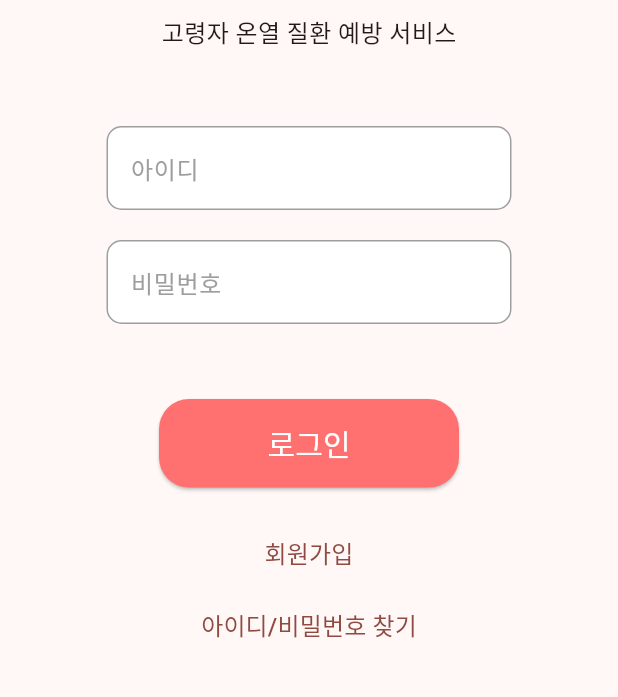
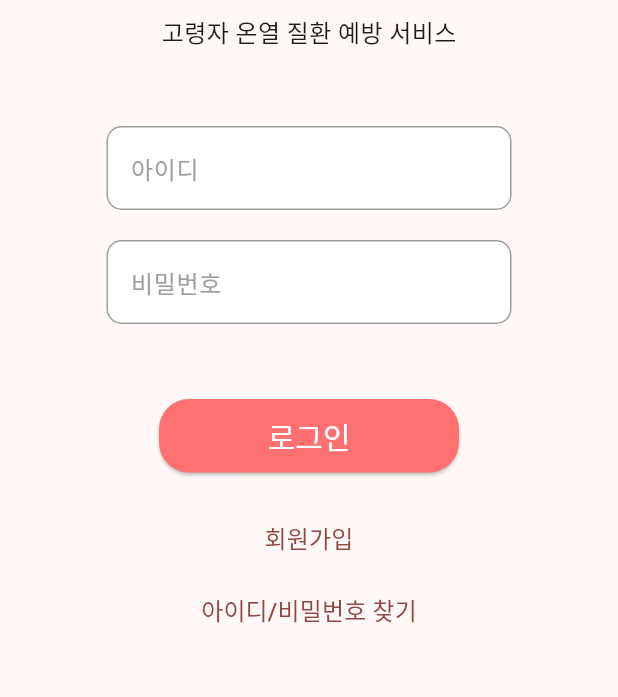
Before and after one commit to kauProjectX/dwph9988-client, a Flutter app: the screen it shows after launch, on a phone screen of 412 x 824 dp, the part 330-1027 px from its top. Run offline on Flutter 3.47's test engine with Material 3 defaults, Android fonts, the phone set to English and light mode, and no system bars; our stand-ins replace flutter_svg, get, lucide_icons_flutter; Roboto replaces fonts that are missing (Gmarket Sans).

```diff
--- a/lib/screens/login_screen.dart
+++ b/lib/screens/login_screen.dart
@@ -115,7 +115,7 @@ class LoginScreen extends StatelessWidget {
         },
         style: ElevatedButton.styleFrom(
           backgroundColor: const Color(0xFFFF7171),
-          padding: const EdgeInsets.symmetric(vertical: 15),
+          padding: const EdgeInsets.symmetric(vertical: 10),
           shape: RoundedRectangleBorder(
             borderRadius: BorderRadius.circular(20),
           ),
```
